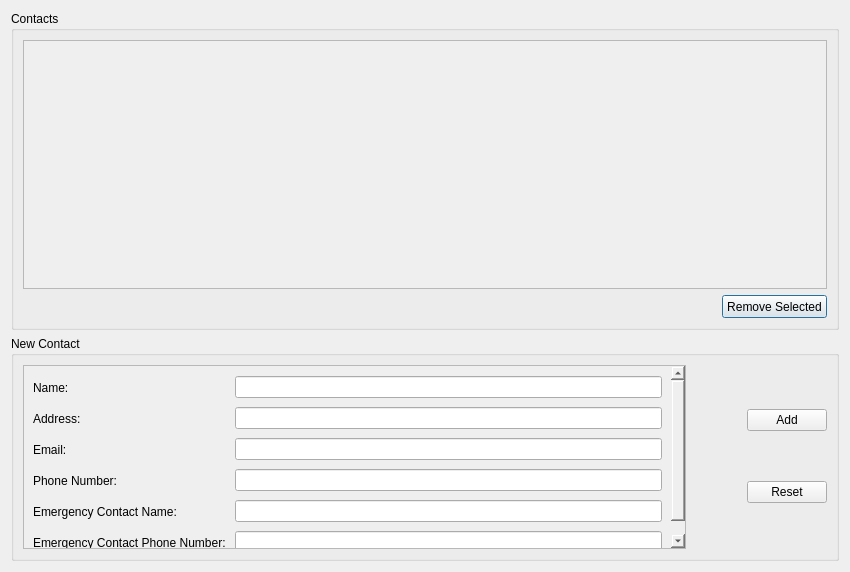
First picture: the form in Address Book/AddressBookGUI.ui, repository forteddyt/PythonProjects, before the edit.
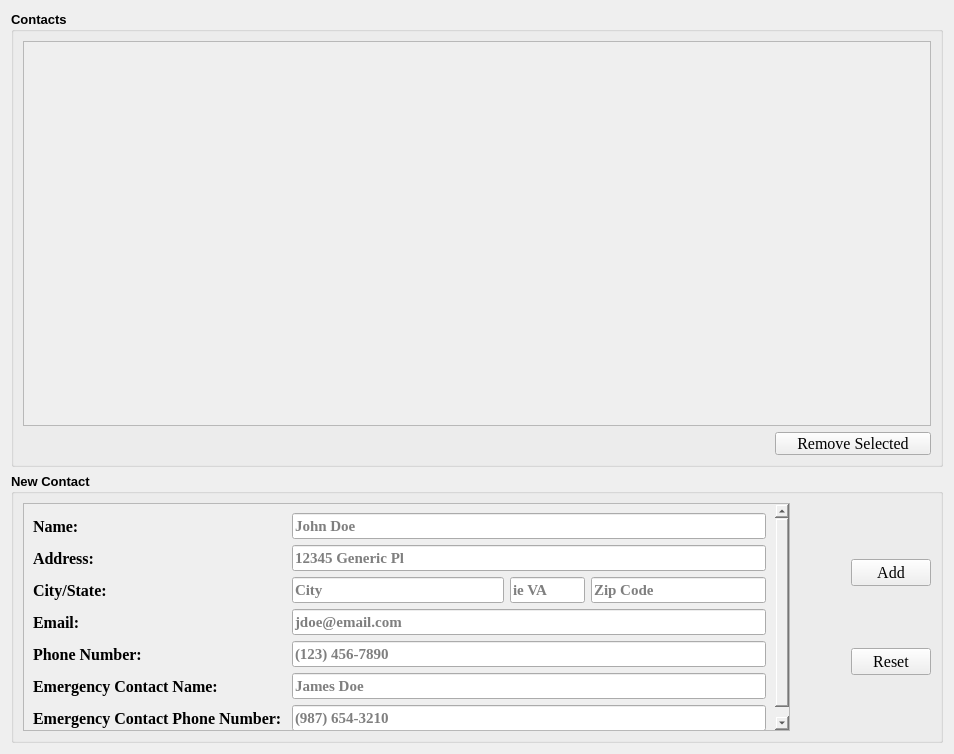
Second picture: the form after the edit.

The edit to the form file:
```diff
--- a/Address Book/AddressBookGUI.ui
+++ b/Address Book/AddressBookGUI.ui
@@ -6,8 +6,8 @@
    <rect>
     <x>0</x>
     <y>0</y>
-    <width>850</width>
-    <height>572</height>
+    <width>954</width>
+    <height>754</height>
    </rect>
   </property>
   <property name="windowTitle">
@@ -20,7 +20,7 @@
    <item row="0" column="0">
     <widget class="QGroupBox" name="groupBox">
      <property name="sizePolicy">
-      <sizepolicy hsizetype="Minimum" vsizetype="Preferred">
+      <sizepolicy hsizetype="Minimum" vsizetype="MinimumExpanding">
        <horstretch>0</horstretch>
        <verstretch>0</verstretch>
       </sizepolicy>
@@ -28,9 +28,17 @@
      <property name="minimumSize">
       <size>
        <width>340</width>
-       <height>200</height>
+       <height>250</height>
       </size>
      </property>
+     <property name="font">
+      <font>
+       <family>MS Sans Serif</family>
+       <pointsize>10</pointsize>
+       <weight>75</weight>
+       <bold>true</bold>
+      </font>
+     </property>
      <property name="acceptDrops">
       <bool>false</bool>
      </property>
@@ -61,30 +69,44 @@
         </item>
         <item>
          <widget class="QPushButton" name="pushButton">
+          <property name="enabled">
+           <bool>true</bool>
+          </property>
           <property name="sizePolicy">
-           <sizepolicy hsizetype="Minimum" vsizetype="Fixed">
+           <sizepolicy hsizetype="MinimumExpanding" vsizetype="Fixed">
             <horstretch>0</horstretch>
             <verstretch>0</verstretch>
            </sizepolicy>
           </property>
           <property name="minimumSize">
            <size>
-            <width>105</width>
+            <width>129</width>
             <height>23</height>
            </size>
           </property>
           <property name="maximumSize">
            <size>
-            <width>172</width>
+            <width>156</width>
             <height>23</height>
            </size>
           </property>
+          <property name="font">
+           <font>
+            <family>Georgia</family>
+            <pointsize>12</pointsize>
+            <weight>50</weight>
+            <bold>false</bold>
+           </font>
+          </property>
           <property name="autoFillBackground">
            <bool>false</bool>
           </property>
           <property name="text">
            <string>Remove Selected</string>
           </property>
+          <property name="autoDefault">
+           <bool>false</bool>
+          </property>
          </widget>
         </item>
        </layout>
@@ -99,8 +121,8 @@
           <rect>
            <x>0</x>
            <y>0</y>
-           <width>810</width>
-           <height>257</height>
+           <width>914</width>
+           <height>391</height>
           </rect>
          </property>
          <layout class="QGridLayout" name="gridLayout_4"/>
@@ -113,7 +135,7 @@
    <item row="1" column="0">
     <widget class="QGroupBox" name="groupBox_2">
      <property name="sizePolicy">
-      <sizepolicy hsizetype="MinimumExpanding" vsizetype="MinimumExpanding">
+      <sizepolicy hsizetype="MinimumExpanding" vsizetype="Preferred">
        <horstretch>0</horstretch>
        <verstretch>0</verstretch>
       </sizepolicy>
@@ -126,10 +148,18 @@
      </property>
      <property name="maximumSize">
       <size>
-       <width>16777215</width>
-       <height>225</height>
+       <width>936</width>
+       <height>270</height>
       </size>
      </property>
+     <property name="font">
+      <font>
+       <family>MS Sans Serif</family>
+       <pointsize>10</pointsize>
+       <weight>75</weight>
+       <bold>true</bold>
+      </font>
+     </property>
      <property name="autoFillBackground">
       <bool>true</bool>
      </property>
@@ -160,16 +190,38 @@
         </item>
         <item row="0" column="1">
          <widget class="QPushButton" name="AddContact">
+          <property name="font">
+           <font>
+            <family>Georgia</family>
+            <pointsize>12</pointsize>
+            <weight>50</weight>
+            <bold>false</bold>
+           </font>
+          </property>
           <property name="text">
            <string>Add</string>
           </property>
+          <property name="autoDefault">
+           <bool>false</bool>
+          </property>
          </widget>
         </item>
         <item row="1" column="1">
          <widget class="QPushButton" name="ResetContact">
+          <property name="font">
+           <font>
+            <family>Georgia</family>
+            <pointsize>12</pointsize>
+            <weight>50</weight>
+            <bold>false</bold>
+           </font>
+          </property>
           <property name="text">
            <string>Reset</string>
           </property>
+          <property name="autoDefault">
+           <bool>false</bool>
+          </property>
          </widget>
         </item>
        </layout>
@@ -189,28 +241,12 @@
             <rect>
              <x>0</x>
              <y>0</y>
-             <width>641</width>
-             <height>198</height>
+             <width>762</width>
+             <height>230</height>
             </rect>
            </property>
            <layout class="QGridLayout" name="gridLayout_8">
-            <item row="2" column="0">
-             <widget class="QLabel" name="label_5">
-              <property name="minimumSize">
-               <size>
-                <width>0</width>
-                <height>25</height>
-               </size>
-              </property>
-              <property name="text">
-               <string>Email:</string>
-              </property>
-             </widget>
-            </item>
-            <item row="0" column="1">
-             <widget class="QLineEdit" name="NewContactName"/>
-            </item>
-            <item row="3" column="0">
+            <item row="5" column="0">
              <widget class="QLabel" name="label_6">
               <property name="minimumSize">
                <size>
@@ -218,19 +254,35 @@
                 <height>25</height>
                </size>
               </property>
+              <property name="font">
+               <font>
+                <family>Georgia</family>
+                <pointsize>12</pointsize>
+               </font>
+              </property>
               <property name="text">
                <string>Phone Number:</string>
               </property>
              </widget>
             </item>
-            <item row="3" column="1">
-             <widget class="QLineEdit" name="NewContactPhoneNumber"/>
-            </item>
-            <item row="2" column="1">
-             <widget class="QLineEdit" name="NewContactEmail"/>
-            </item>
-            <item row="1" column="1">
-             <widget class="QLineEdit" name="NewContactAddress"/>
+            <item row="4" column="0">
+             <widget class="QLabel" name="label_5">
+              <property name="minimumSize">
+               <size>
+                <width>0</width>
+                <height>25</height>
+               </size>
+              </property>
+              <property name="font">
+               <font>
+                <family>Georgia</family>
+                <pointsize>12</pointsize>
+               </font>
+              </property>
+              <property name="text">
+               <string>Email:</string>
+              </property>
+             </widget>
             </item>
             <item row="1" column="0">
              <widget class="QLabel" name="label_2">
@@ -240,11 +292,30 @@
                 <height>25</height>
                </size>
               </property>
+              <property name="font">
+               <font>
+                <family>Georgia</family>
+                <pointsize>12</pointsize>
+               </font>
+              </property>
               <property name="text">
                <string>Address:</string>
               </property>
              </widget>
             </item>
+            <item row="4" column="3">
+             <widget class="QLineEdit" name="_2NewContactEmail">
+              <property name="font">
+               <font>
+                <family>Georgia</family>
+                <pointsize>11</pointsize>
+               </font>
+              </property>
+              <property name="placeholderText">
+               <string>jdoe@email.com</string>
+              </property>
+             </widget>
+            </item>
             <item row="0" column="0">
              <widget class="QLabel" name="label">
               <property name="minimumSize">
@@ -253,25 +324,18 @@
                 <height>25</height>
                </size>
               </property>
+              <property name="font">
+               <font>
+                <family>Georgia</family>
+                <pointsize>12</pointsize>
+               </font>
+              </property>
               <property name="text">
                <string>Name:</string>
               </property>
              </widget>
             </item>
-            <item row="4" column="0">
-             <widget class="QLabel" name="label_7">
-              <property name="minimumSize">
-               <size>
-                <width>0</width>
-                <height>25</height>
-               </size>
-              </property>
-              <property name="text">
-               <string>Emergency Contact Name: </string>
-              </property>
-             </widget>
-            </item>
-            <item row="5" column="0" alignment="Qt::AlignRight">
+            <item row="8" column="0" alignment="Qt::AlignRight">
              <widget class="QLabel" name="label_8">
               <property name="minimumSize">
                <size>
@@ -279,16 +343,213 @@
                 <height>25</height>
                </size>
               </property>
+              <property name="font">
+               <font>
+                <family>Georgia</family>
+                <pointsize>12</pointsize>
+               </font>
+              </property>
               <property name="text">
                <string>Emergency Contact Phone Number: </string>
               </property>
              </widget>
             </item>
-            <item row="4" column="1">
-             <widget class="QLineEdit" name="NewContactEmergencyContactName"/>
+            <item row="7" column="0">
+             <widget class="QLabel" name="label_7">
+              <property name="minimumSize">
+               <size>
+                <width>0</width>
+                <height>25</height>
+               </size>
+              </property>
+              <property name="font">
+               <font>
+                <family>Georgia</family>
+                <pointsize>12</pointsize>
+               </font>
+              </property>
+              <property name="text">
+               <string>Emergency Contact Name: </string>
+              </property>
+             </widget>
             </item>
-            <item row="5" column="1">
-             <widget class="QLineEdit" name="NewContactEmergencyContactPhoneNumber"/>
+            <item row="8" column="3">
+             <widget class="QLineEdit" name="_5NewContactEmergencyContactPhoneNumber">
+              <property name="font">
+               <font>
+                <family>Georgia</family>
+                <pointsize>11</pointsize>
+               </font>
+              </property>
+              <property name="placeholderText">
+               <string>(987) 654-3210</string>
+              </property>
+             </widget>
+            </item>
+            <item row="7" column="3">
+             <widget class="QLineEdit" name="_4NewContactEmergencyContactName">
+              <property name="font">
+               <font>
+                <family>Georgia</family>
+                <pointsize>11</pointsize>
+               </font>
+              </property>
+              <property name="placeholderText">
+               <string>James Doe</string>
+              </property>
+             </widget>
+            </item>
+            <item row="2" column="0">
+             <widget class="QLabel" name="label_9">
+              <property name="minimumSize">
+               <size>
+                <width>0</width>
+                <height>25</height>
+               </size>
+              </property>
+              <property name="font">
+               <font>
+                <family>Georgia</family>
+                <pointsize>12</pointsize>
+               </font>
+              </property>
+              <property name="text">
+               <string>City/State:</string>
+              </property>
+             </widget>
+            </item>
+            <item row="5" column="3">
+             <widget class="QLineEdit" name="_3NewContactPhoneNumber">
+              <property name="font">
+               <font>
+                <family>Georgia</family>
+                <pointsize>11</pointsize>
+               </font>
+              </property>
+              <property name="placeholderText">
+               <string>(123) 456-7890</string>
+              </property>
+             </widget>
+            </item>
+            <item row="1" column="3">
+             <widget class="QLineEdit" name="_1NewContactAddress">
+              <property name="font">
+               <font>
+                <family>Georgia</family>
+                <pointsize>11</pointsize>
+               </font>
+              </property>
+              <property name="placeholderText">
+               <string>12345 Generic Pl </string>
+              </property>
+             </widget>
+            </item>
+            <item row="0" column="3">
+             <widget class="QLineEdit" name="_0NewContactName">
+              <property name="sizePolicy">
+               <sizepolicy hsizetype="MinimumExpanding" vsizetype="Fixed">
+                <horstretch>0</horstretch>
+                <verstretch>0</verstretch>
+               </sizepolicy>
+              </property>
+              <property name="font">
+               <font>
+                <family>Georgia</family>
+                <pointsize>11</pointsize>
+               </font>
+              </property>
+              <property name="text">
+               <string/>
+              </property>
+              <property name="placeholderText">
+               <string>John Doe</string>
+              </property>
+              <property name="clearButtonEnabled">
+               <bool>false</bool>
+              </property>
+             </widget>
+            </item>
+            <item row="2" column="3">
+             <layout class="QHBoxLayout" name="horizontalLayout_2">
+              <property name="sizeConstraint">
+               <enum>QLayout::SetMinimumSize</enum>
+              </property>
+              <item>
+               <widget class="QLineEdit" name="_2NewContactEmail_2">
+                <property name="sizePolicy">
+                 <sizepolicy hsizetype="MinimumExpanding" vsizetype="Fixed">
+                  <horstretch>0</horstretch>
+                  <verstretch>0</verstretch>
+                 </sizepolicy>
+                </property>
+                <property name="font">
+                 <font>
+                  <family>Georgia</family>
+                  <pointsize>11</pointsize>
+                 </font>
+                </property>
+                <property name="placeholderText">
+                 <string>City</string>
+                </property>
+               </widget>
+              </item>
+              <item>
+               <widget class="QLineEdit" name="_2NewContactEmail_3">
+                <property name="sizePolicy">
+                 <sizepolicy hsizetype="Preferred" vsizetype="Fixed">
+                  <horstretch>0</horstretch>
+                  <verstretch>0</verstretch>
+                 </sizepolicy>
+                </property>
+                <property name="maximumSize">
+                 <size>
+                  <width>75</width>
+                  <height>16777215</height>
+                 </size>
+                </property>
+                <property name="font">
+                 <font>
+                  <family>Georgia</family>
+                  <pointsize>11</pointsize>
+                 </font>
+                </property>
+                <property name="placeholderText">
+                 <string>ie VA</string>
+                </property>
+               </widget>
+              </item>
+              <item>
+               <widget class="QLineEdit" name="_2NewContactEmail_4">
+                <property name="sizePolicy">
+                 <sizepolicy hsizetype="MinimumExpanding" vsizetype="Fixed">
+                  <horstretch>0</horstretch>
+                  <verstretch>0</verstretch>
+                 </sizepolicy>
+                </property>
+                <property name="minimumSize">
+                 <size>
+                  <width>100</width>
+                  <height>0</height>
+                 </size>
+                </property>
+                <property name="maximumSize">
+                 <size>
+                  <width>175</width>
+                  <height>16777215</height>
+                 </size>
+                </property>
+                <property name="font">
+                 <font>
+                  <family>Georgia</family>
+                  <pointsize>11</pointsize>
+                 </font>
+                </property>
+                <property name="placeholderText">
+                 <string>Zip Code</string>
+                </property>
+               </widget>
+              </item>
+             </layout>
             </item>
            </layout>
            <zorder>label</zorder>
```
Left out of the diff: 14 changed lines with no effect on the pictures.
